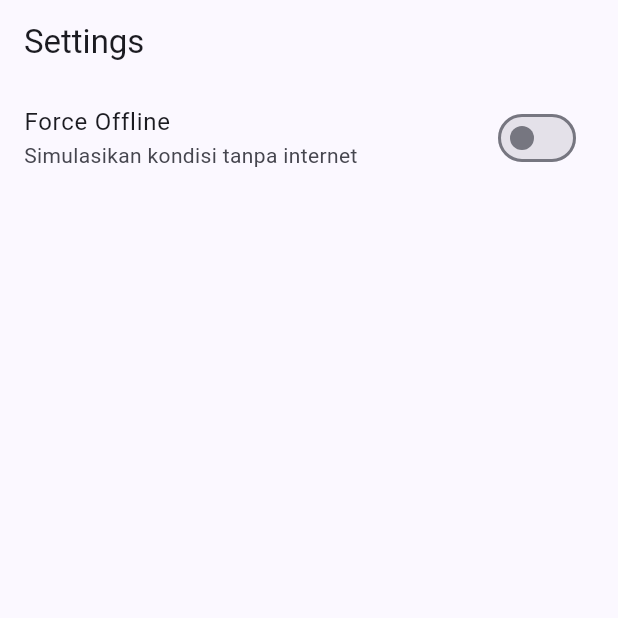
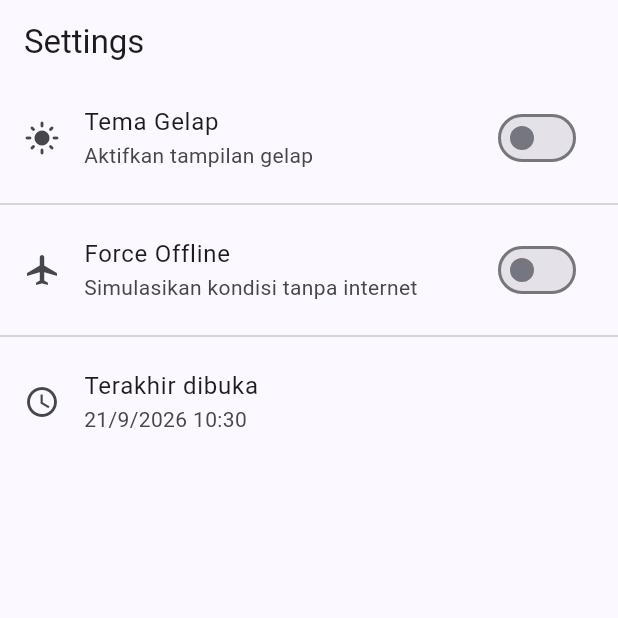
Before and after one commit to nurilhuda05/muhammadnurilhuda-mobile-course, a Flutter app: the SettingsPage screen opened by its route, on a phone screen of 412 x 824 dp, the top half of it. Run offline on Flutter 3.47's test engine with Material 3 defaults, Android fonts, the phone set to English and light mode, and no system bars; our stand-ins replace dio, flutter_riverpod, go_router, shared_preferences, sqflite; accounts and stored records are empty.

Commit message:
Tugas no 1

```diff
--- a/05-week-5-local-storage-offline-first/week5_offline_notes/lib/pages/settings_page.dart
+++ b/05-week-5-local-storage-offline-first/week5_offline_notes/lib/pages/settings_page.dart
@@ -3,52 +3,98 @@ import 'package:flutter_riverpod/flutter_riverpod.dart';
 
 import '../data/prefs.dart';
 
-final prefsRepositoryProvider = Provider(
-  (ref) => PrefsRepository(),
-);
-
 class ForceOfflineNotifier extends Notifier<bool> {
   @override
-  bool build() {
-    return false;
-  }
+  bool build() => false;
 
-  void setOffline(bool value) {
-    state = value;
-  }
+  void setOffline(bool value) => state = value;
 }
 
 final forceOfflineProvider =
-    NotifierProvider<ForceOfflineNotifier, bool>(
-  ForceOfflineNotifier.new,
-);
+    NotifierProvider<ForceOfflineNotifier, bool>(ForceOfflineNotifier.new);
+
+// Provider untuk waktu terakhir dibuka
+final lastOpenedProvider = FutureProvider<String?>((ref) async {
+  final prefs = ref.read(prefsRepositoryProvider);
+  return prefs.getLastOpened();
+});
 
 class SettingsPage extends ConsumerWidget {
   const SettingsPage({super.key});
 
   @override
-  Widget build(
-    BuildContext context,
-    WidgetRef ref,
-  ) {
+  Widget build(BuildContext context, WidgetRef ref) {
     final forceOffline = ref.watch(forceOfflineProvider);
+    final darkModeAsync = ref.watch(darkModeProvider);
+    final lastOpenedAsync = ref.watch(lastOpenedProvider);
 
     return Scaffold(
-      appBar: AppBar(
-        title: const Text('Settings'),
-      ),
-      body: SwitchListTile(
-        title: const Text('Force Offline'),
-        subtitle: const Text(
-          'Simulasikan kondisi tanpa internet',
-        ),
-        value: forceOffline,
-        onChanged: (value) {
-          ref
-              .read(forceOfflineProvider.notifier)
-              .setOffline(value);
-        },
+      appBar: AppBar(title: const Text('Settings')),
+      body: ListView(
+        children: [
+          // Toggle dark mode
+          darkModeAsync.when(
+            loading: () => const SwitchListTile(
+              title: Text('Tema Gelap'),
+              value: false,
+              onChanged: null,
+            ),
+            error: (_, _) => const ListTile(title: Text('Gagal memuat tema')),
+            data: (isDark) => SwitchListTile(
+              title: const Text('Tema Gelap'),
+              subtitle: const Text('Aktifkan tampilan gelap'),
+              secondary: Icon(isDark ? Icons.dark_mode : Icons.light_mode),
+              value: isDark,
+              onChanged: (_) {
+                ref.read(darkModeProvider.notifier).toggle();
+              },
+            ),
+          ),
+          const Divider(),
+          // Toggle force offline
+          SwitchListTile(
+            title: const Text('Force Offline'),
+            subtitle: const Text('Simulasikan kondisi tanpa internet'),
+            secondary: const Icon(Icons.airplanemode_active),
+            value: forceOffline,
+            onChanged: (value) {
+              ref.read(forceOfflineProvider.notifier).setOffline(value);
+            },
+          ),
+          const Divider(),
+          // Waktu terakhir dibuka
+          lastOpenedAsync.when(
+            loading: () => const ListTile(
+              leading: Icon(Icons.access_time),
+              title: Text('Terakhir dibuka'),
+              subtitle: Text('Memuat...'),
+            ),
+            error: (_, _) => const ListTile(
+              leading: Icon(Icons.access_time),
+              title: Text('Terakhir dibuka'),
+              subtitle: Text('Tidak tersedia'),
+            ),
+            data: (lastOpened) => ListTile(
+              leading: const Icon(Icons.access_time),
+              title: const Text('Terakhir dibuka'),
+              subtitle: Text(
+                lastOpened != null
+                    ? _formatDateTime(lastOpened)
+                    : 'Belum pernah dicatat',
+              ),
+            ),
+          ),
+        ],
       ),
     );
   }
+
+  String _formatDateTime(String iso) {
+    try {
+      final dt = DateTime.parse(iso).toLocal();
+      return '${dt.day}/${dt.month}/${dt.year} ${dt.hour.toString().padLeft(2, '0')}:${dt.minute.toString().padLeft(2, '0')}';
+    } catch (_) {
+      return iso;
+    }
+  }
 }
```
Also changed, not shown: 05-week-5-local-storage-offline-first/week5_offline_notes/lib/data/prefs.dart (+24 -0 lines), 05-week-5-local-storage-offline-first/week5_offline_notes/lib/main.dart (+16 -3 lines).
